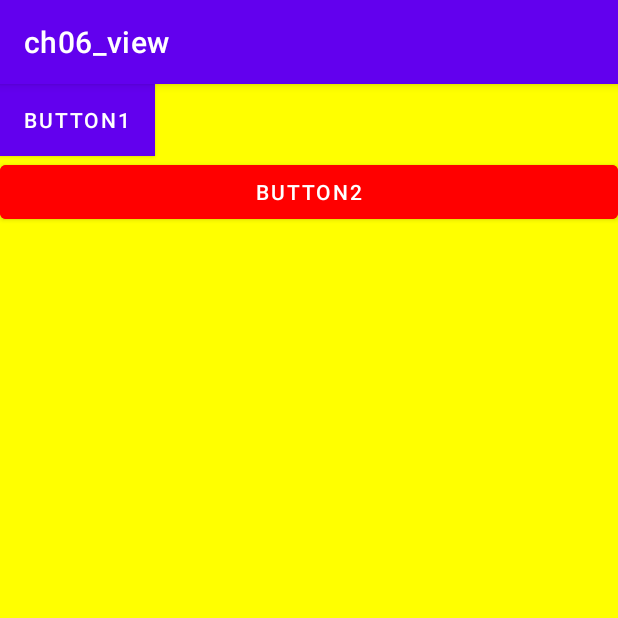
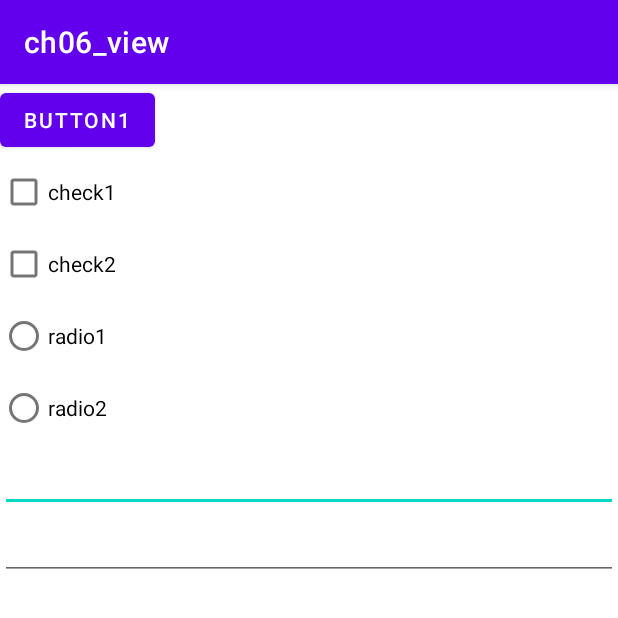
Before and after one commit to fun1ty/kotlin, an Android app: the screen it shows after launch (MainActivity), on a phone screen of 412 x 824 dp, the top half of it. Run offline under Robolectric (Android 15) with nearby library versions, the phone set to English and light mode, and no system bars.

```diff
--- a/ch06_view/build.gradle
+++ b/ch06_view/build.gradle
@@ -30,6 +30,9 @@ android {
     kotlinOptions {
         jvmTarget = '1.8'
     }
+    buildFeatures{
+        viewBinding =true
+    }
 }
 
 dependencies {
--- a/ch06_view/src/main/java/com/example/ch06_view/MainActivity.kt
+++ b/ch06_view/src/main/java/com/example/ch06_view/MainActivity.kt
@@ -7,6 +7,6 @@ class MainActivity : AppCompatActivity() {
     override fun onCreate(savedInstanceState: Bundle?) {
         super.onCreate(savedInstanceState)
         //setContentView(R.layout.activity_main)
-        setContentView(R.layout.activity_ex02)
+        setContentView(R.layout.activity_ex05)
     }
 }
--- /dev/null
+++ b/ch06_view/src/main/res/layout/activity_ex05.xml
@@ -0,0 +1,40 @@
+<?xml version="1.0" encoding="utf-8"?>
+<LinearLayout xmlns:android="http://schemas.android.com/apk/res/android"
+    android:layout_width="match_parent"
+    android:layout_height="match_parent"
+    android:orientation="vertical">
+    <Button
+        android:layout_width="wrap_content"
+        android:layout_height="wrap_content"
+        android:text="Button1"/>
+    <CheckBox
+        android:layout_width="wrap_content"
+        android:layout_height="wrap_content"
+        android:text="check1"/>
+    <CheckBox
+        android:layout_width="wrap_content"
+        android:layout_height="wrap_content"
+        android:text="check2"/>
+    <RadioGroup
+        android:layout_width="wrap_content"
+        android:layout_height="wrap_content">
+        <RadioButton
+            android:layout_width="wrap_content"
+            android:layout_height="wrap_content"
+            android:text="radio1"/>
+        <RadioButton
+            android:layout_width="wrap_content"
+            android:layout_height="wrap_content"
+            android:text="radio2"/>
+    </RadioGroup>
+
+    <EditText
+        android:layout_width="match_parent"
+        android:layout_height="wrap_content"
+        android:inputType="phone" />
+
+    <EditText
+        android:layout_width="match_parent"
+        android:layout_height="wrap_content"
+        android:inputType="text" />
+</LinearLayout>
--- a/ch06_view/src/main/res/values/strings.xml
+++ b/ch06_view/src/main/res/values/strings.xml
@@ -1,3 +1,4 @@
 <resources>
     <string name="app_name">ch06_view</string>
+    <string name="long_text">Yeah yeah h1ghr gang back at it again Yeah yeah better watch out I\'m gonna make it rain 차에 타봐 uh yeah Before I hop out uh yeah 과연 누가 hot uh yeah Brother, you not uh Yeah 다시 돌아왔지 It\'s h1ghr gang Yea, we came back again, whoa 이건 농담 아냐 다 매번 놀라 너무 오른 내 폼에 whoa 화려한 조명이 날 감싸지 않아도 난 빛이 나 불이 꺼져 홀로 남아도 앞을 향해 계속 달려가 yeah</string>
 </resources>
```
Also changed, not shown: ch06_view/src/main/res/layout/activity_ex02.xml (+17 -0 lines), ch06_view/src/main/res/layout/activity_ex03.xml (added, +78 -0 lines), ch06_view/src/main/res/layout/activity_ex04.xml (added, +47 -0 lines), ch06_view/src/main/res/drawable/bdb6abb7c052b5403139f2a6a4e63550_11346612834.jpg (added), ch06_view/src/main/res/drawable/test2.jpg (added).
